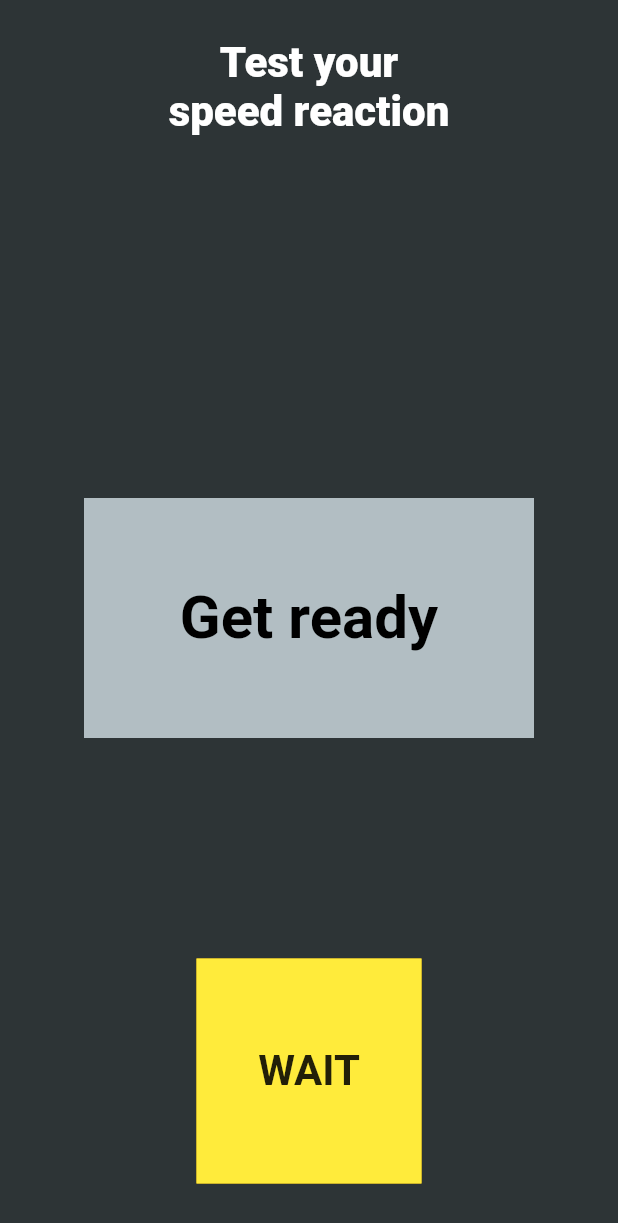
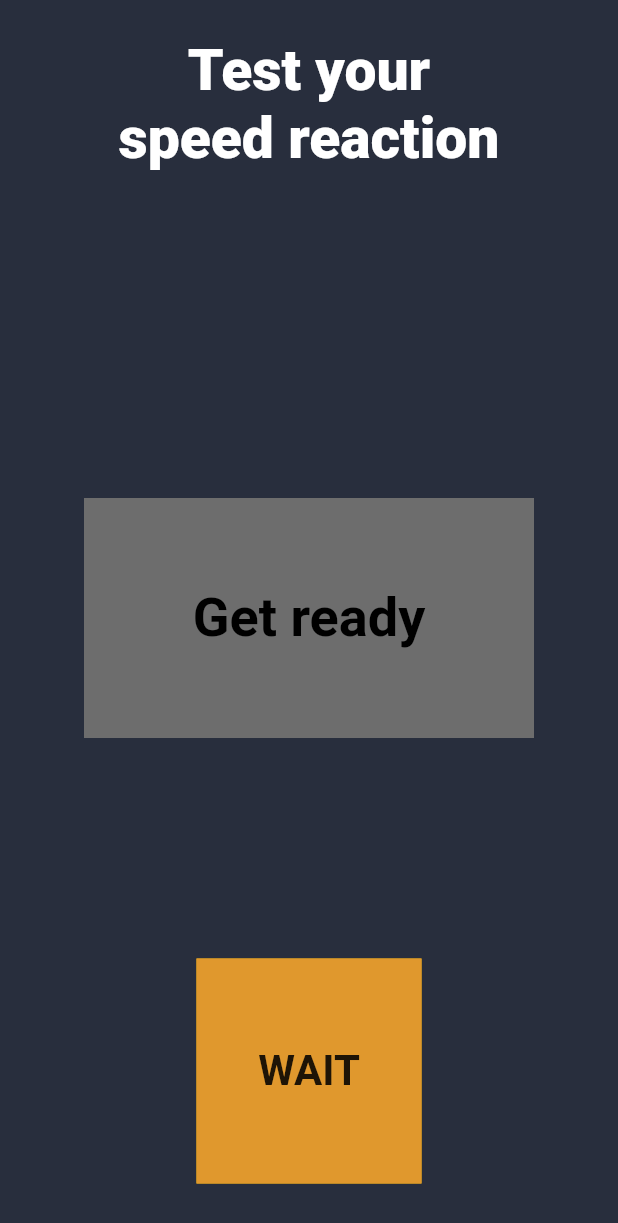
Before and after one commit to icedev22ru/skillbranch_l1, a Flutter app: the screen it shows after launch, after a tap on "START", on a phone screen of 412 x 824 dp. Shown: the top 1223 px of the screen. Run offline on Flutter 3.47's test engine with Material 2 defaults, Android fonts, the light colour scheme and no system bars.

Commit message:
colorfix

```diff
--- a/lib/main.dart
+++ b/lib/main.dart
@@ -18,7 +18,7 @@ class Myapp extends StatefulWidget {
 class _MyappState extends State<Myapp> {
   String _timerValue = "GO!";
   GameState gameState = GameState.readyToStart;
-  Color _buttonColor = Colors.green;
+  Color _buttonColor = Color(0xFF40CA88);
   Timer waitingTimer;
   Timer stopTimer;
 
@@ -27,7 +27,7 @@ class _MyappState extends State<Myapp> {
     return MaterialApp(
       debugShowCheckedModeBanner: false,
       home: Scaffold(
-        backgroundColor: Color(0xFF2d3436),
+        backgroundColor: Color(0xFF282E3D),
         body: SafeArea(
           child: Stack(children: [
             Container(
@@ -39,13 +39,13 @@ class _MyappState extends State<Myapp> {
                 style: TextStyle(
                     color: Colors.white,
                     fontWeight: FontWeight.w900,
-                    fontSize: 28),
+                    fontSize: 38),
               ),
             ),
             Align(
               alignment: Alignment.center,
               child: ColoredBox(
-                color: Color(0xFFb2bec3),
+                color: Color(0xFF6D6D6D),
                 child: SizedBox(
                   width: 300,
                   height: 160,
@@ -55,7 +55,7 @@ class _MyappState extends State<Myapp> {
                       textAlign: TextAlign.center,
                       style: TextStyle(
                           color: Colors.black,
-                          fontSize: 40,
+                          fontSize: 36,
                           fontWeight: FontWeight.bold),
                     ),
                   ),
@@ -69,20 +69,18 @@ class _MyappState extends State<Myapp> {
                   switch (gameState) {
                     case GameState.readyToStart:
                       gameState = GameState.Waiting;
-                      _buttonColor = Colors.yellow;
+                      _buttonColor = Color(0xFFE0982D);
                       _timerValue = "Get ready";
                       _startWaitingTimer();
                       break;
                     case GameState.Waiting:
                       gameState = GameState.canBeStop;
-                      _buttonColor = Colors.red;
-
+                      _buttonColor = Color(0xFFE0982D);
                       break;
                     case GameState.canBeStop:
                       gameState = GameState.readyToStart;
-                      _buttonColor = Colors.green;
+                      _buttonColor = Color(0xFF40CA88);
                       stopTimer.cancel();
-
                       break;
                   }
                 }),
@@ -132,7 +130,7 @@ class _MyappState extends State<Myapp> {
     waitingTimer = Timer(Duration(milliseconds: randMill), () {
       setState(() {
         gameState = GameState.canBeStop;
-        _buttonColor = Colors.red;
+        _buttonColor = Color(0xFFE02D47);
         _startPerTimer();
       });
     });
```
